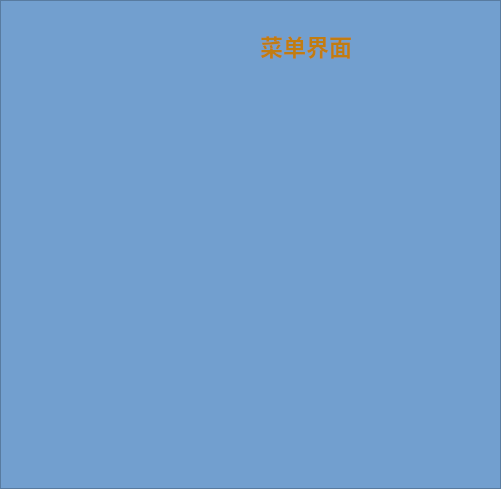
This is frm/Frm_settingMenu.ui in lvxiaowei/linux_lcCode as Qt 5 draws it before an edit. The edited form follows.
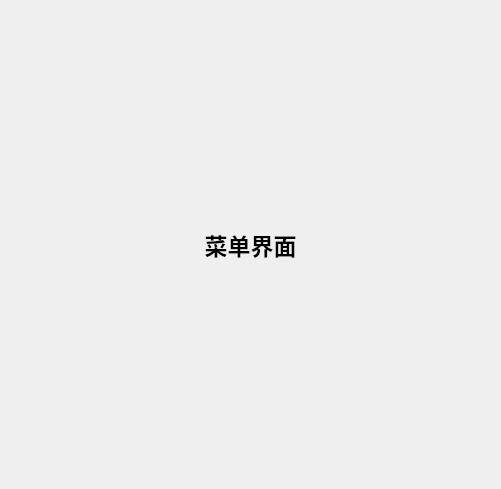
This is the edited form. Icons and pictures are not drawn.

```diff
--- a/frm/Frm_settingMenu.ui
+++ b/frm/Frm_settingMenu.ui
@@ -33,25 +33,7 @@
     <number>0</number>
    </property>
    <item row="0" column="0">
-    <widget class="QFrame" name="frame">
-     <property name="styleSheet">
-      <string notr="true">background-color: rgb(114, 159, 207);</string>
-     </property>
-     <property name="frameShape">
-      <enum>QFrame::StyledPanel</enum>
-     </property>
-     <property name="frameShadow">
-      <enum>QFrame::Raised</enum>
-     </property>
-     <widget class="QLabel" name="label">
-      <property name="geometry">
-       <rect>
-        <x>260</x>
-        <y>30</y>
-        <width>92</width>
-        <height>31</height>
-       </rect>
-      </property>
+    <widget class="QLabel" name="label_menu">
       <property name="font">
        <font>
         <pointsize>17</pointsize>
@@ -60,8 +42,7 @@
        </font>
       </property>
       <property name="styleSheet">
-       <string notr="true">color: rgb(193, 125, 17);
-</string>
+      <string notr="true">#label_menu{border-image: url(:/image/bakground2.jpeg);}</string>
       </property>
       <property name="text">
        <string>菜单界面</string>
@@ -69,7 +50,6 @@
       <property name="alignment">
        <set>Qt::AlignCenter</set>
       </property>
-     </widget>
     </widget>
    </item>
   </layout>
```
Lines whose indentation alone changed are shown as unchanged.
